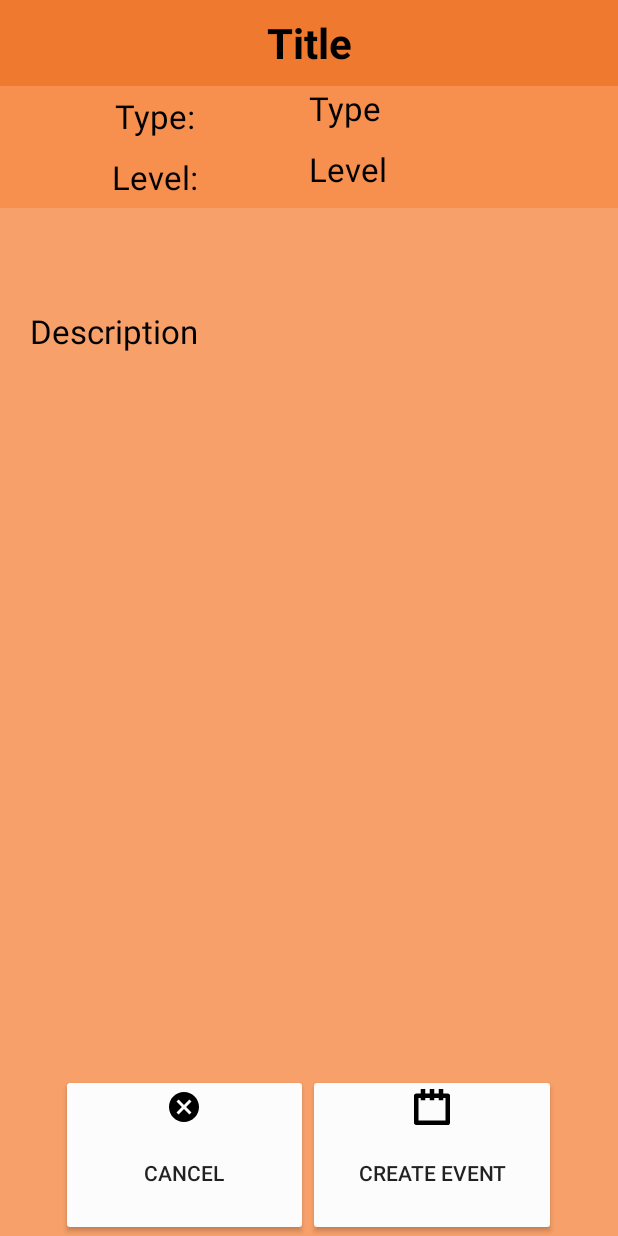
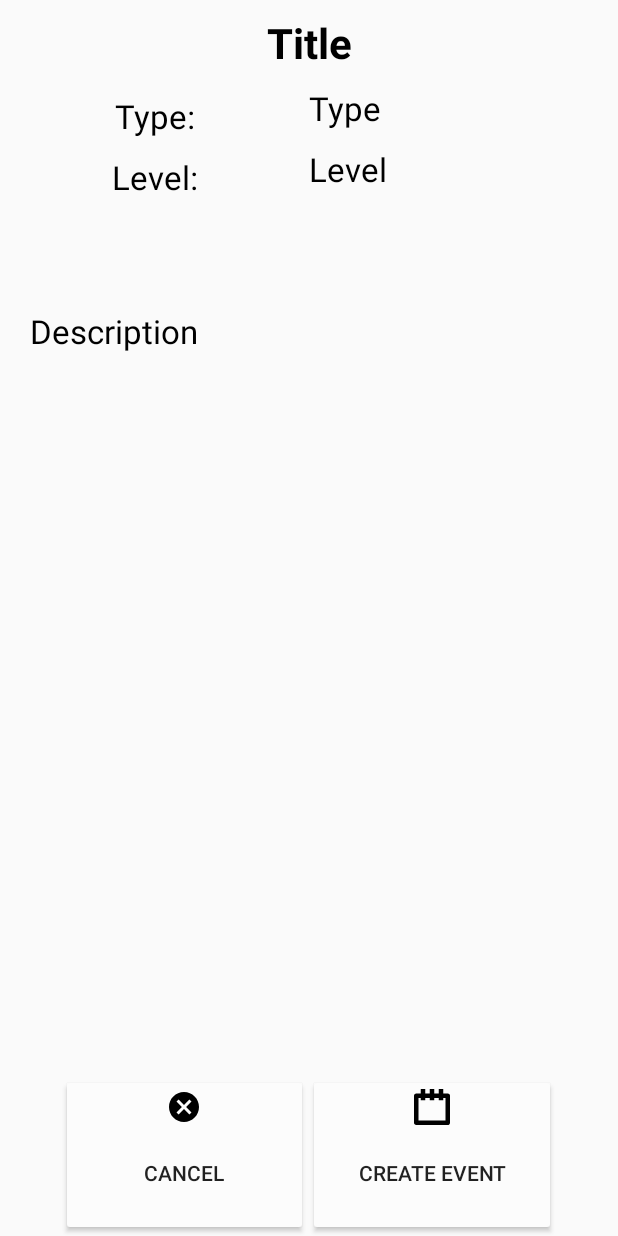
Before and after one commit to Huvok/Dequ, an Android app: the ReportInfoActivity screen opened directly, with no data from a screen before it, on a phone screen of 412 x 824 dp. Run offline under Robolectric (Android 15) with nearby library versions, the phone set to English and light mode, and no system bars; libraries missing offline, so code that uses them is left out: com.facebook.login; 8 statements that could not run were skipped.

Commit message:
Final commit.

```diff
--- a/Dequ/app/src/main/res/layout/activity_report_info.xml
+++ b/Dequ/app/src/main/res/layout/activity_report_info.xml
@@ -9,8 +9,7 @@
               android:orientation="vertical"
               tools:context="sunfire.dequ.MainActivity"
               android:id="@+id/viewMainActivity"
-              android:weightSum="1"
-              android:background="@color/trythreeColor">
+              android:weightSum="1">
 
         <TextView
             android:id="@+id/txtViewReportTitle"
@@ -22,8 +21,7 @@
             android:text="@string/info_report_title"
             android:textSize="28sp"
             android:textStyle="bold"
-            android:textColor="@android:color/black"
-            android:background="@color/tryColor"/>
+            android:textColor="@android:color/black"/>
 
 
     <LinearLayout
@@ -42,8 +40,7 @@
             android:gravity="center"
             android:text="Type:"
             android:textSize="22sp"
-            android:textColor="@android:color/black"
-            android:background="@color/trytwoColor"/>
+            android:textColor="@android:color/black"/>
 
         <TextView
             android:id="@+id/txtViewReportInfoType"
@@ -53,8 +50,7 @@
             android:ems="10"
             android:text="@string/info_report_type"
             android:textSize="22sp"
-            android:textColor="@android:color/black"
-            android:background="@color/trytwoColor"/>
+            android:textColor="@android:color/black"/>
 
     </LinearLayout>
 
@@ -74,8 +70,7 @@
             android:gravity="center"
             android:text="Level:"
             android:textSize="22sp"
-            android:textColor="@android:color/black"
-            android:background="@color/trytwoColor"/>
+            android:textColor="@android:color/black"/>
 
         <TextView
             android:id="@+id/txtViewReportInfoLevel"
@@ -85,8 +80,7 @@
             android:ems="10"
             android:textSize="22sp"
             android:text="@string/info_report_level"
-            android:textColor="@android:color/black"
-            android:background="@color/trytwoColor"/>
+            android:textColor="@android:color/black"/>
     </LinearLayout>
 
     <TextView
@@ -107,12 +101,7 @@
         android:layout_weight="0.50"
         android:weightSum="1">
 
-        <LinearLayout
-            android:layout_width="0dp"
-            android:orientation="horizontal"
-            android:layout_height="match_parent"
-            android:layout_weight=".1">
-        </LinearLayout>
+
 
         <ImageView
             android:id="@+id/imgViewReport"
@@ -121,11 +110,6 @@
             app:srcCompat="@android:drawable/btn_star"
             android:layout_weight="0.80"/>
 
-        <LinearLayout
-        android:layout_width="0dp"
-        android:layout_height="match_parent"
-        android:layout_weight=".1">
-        </LinearLayout>
 
     </LinearLayout>
 
@@ -135,7 +119,6 @@
                   android:layout_width="match_parent"
                   android:layout_height="0dp"
                   android:orientation="horizontal"
-                  tools:context="sunfire.dequ.MainActivity"
                   android:layout_weight=".13"
                   android:weightSum="1">
         <LinearLayout
--- a/Dequ/app/src/main/res/menu/filter_menu.xml
+++ b/Dequ/app/src/main/res/menu/filter_menu.xml
@@ -1,7 +1,4 @@
-<menu xmlns:android="http://schemas.android.com/apk/res/android"
-    xmlns:app="http://schemas.android.com/apk/res-auto"
-    xmlns:tools="http://schemas.android.com/tools"
-    tools:context="sunfire.dequ.MainActivity">
+<menu xmlns:android="http://schemas.android.com/apk/res/android">
 
     <item
         android:id="@+id/garbage"
```
Also changed, not shown: Dequ/app/src/main/AndroidManifest.xml (+5 -5 lines), Dequ/app/src/main/java/sunfire/dequ/MainActivity.java (+9 -3 lines).
